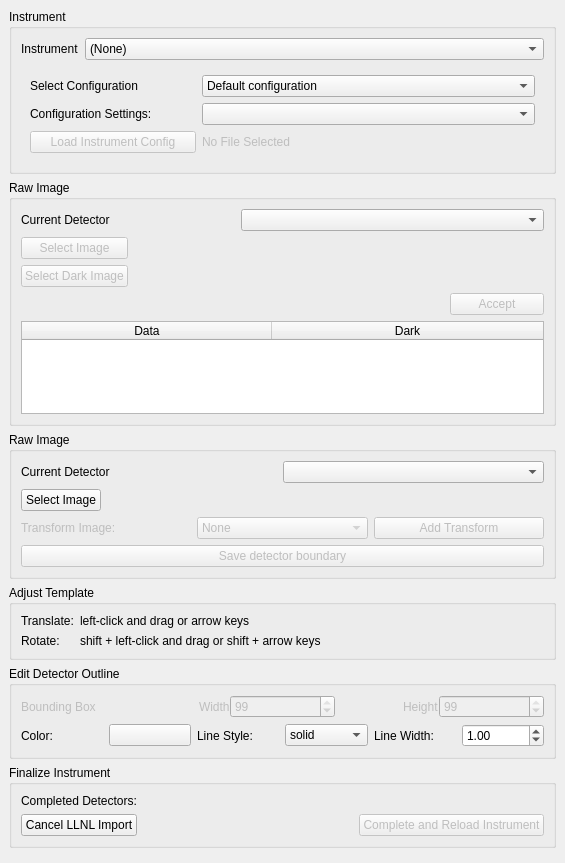
This is hexrdgui/resources/ui/llnl_import_tool_dialog.ui in HEXRD/hexrdgui as Qt 5 draws it before an edit. The edited form follows.
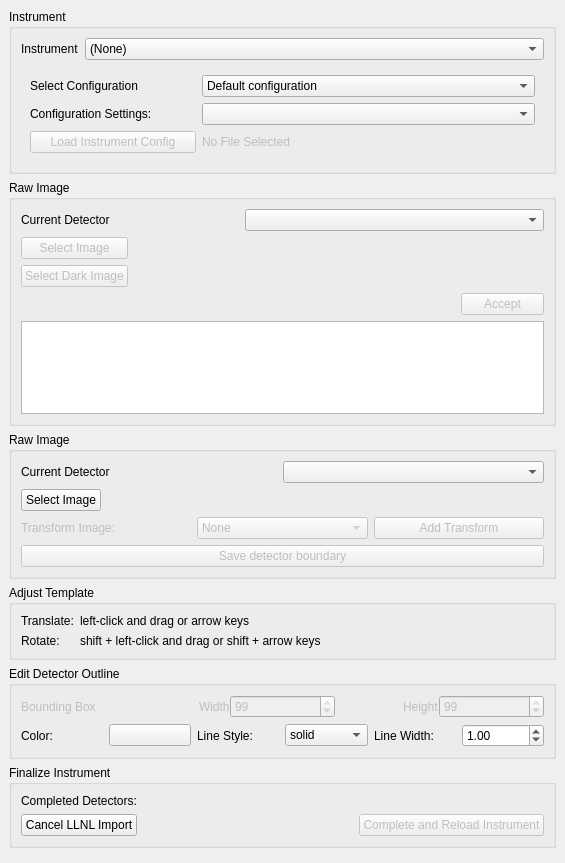
This is the edited form.

Commit message: Use listWidget instead of table to show matching file names

Diff of the .ui file:
```diff
--- a/hexrdgui/resources/ui/llnl_import_tool_dialog.ui
+++ b/hexrdgui/resources/ui/llnl_import_tool_dialog.ui
@@ -264,7 +264,7 @@
         </widget>
        </item>
        <item row="4" column="0" colspan="5">
-        <widget class="QTableWidget" name="files_table">
+        <widget class="QListWidget" name="files_list">
          <property name="sizePolicy">
           <sizepolicy hsizetype="Expanding" vsizetype="MinimumExpanding">
            <horstretch>0</horstretch>
@@ -292,31 +292,6 @@
          <property name="dragDropOverwriteMode">
           <bool>false</bool>
          </property>
-         <property name="sortingEnabled">
-          <bool>true</bool>
-         </property>
-         <property name="wordWrap">
-          <bool>true</bool>
-         </property>
-         <attribute name="horizontalHeaderDefaultSectionSize">
-          <number>250</number>
-         </attribute>
-         <attribute name="horizontalHeaderStretchLastSection">
-          <bool>true</bool>
-         </attribute>
-         <attribute name="verticalHeaderVisible">
-          <bool>false</bool>
-         </attribute>
-         <column>
-          <property name="text">
-           <string>Data</string>
-          </property>
-         </column>
-         <column>
-          <property name="text">
-           <string>Dark</string>
-          </property>
-         </column>
         </widget>
        </item>
       </layout>
```
The commit also changes 1 other file.
